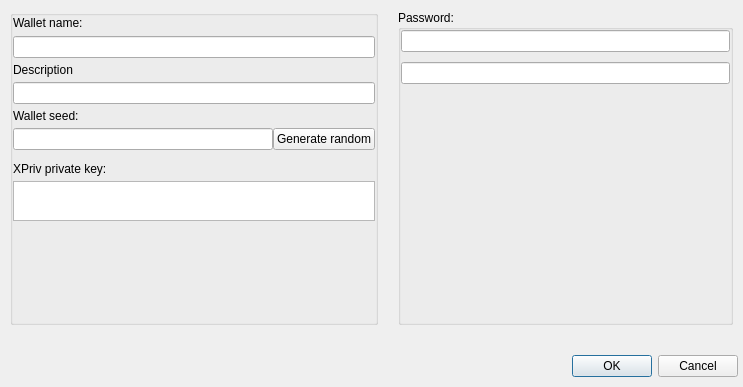
BlockSettle/terminal, file BlockSettleUILib/SeedDialog.ui: the form before one commit.
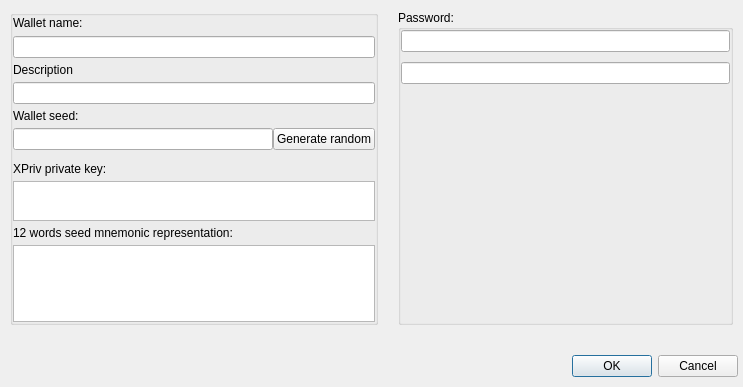
The form after the commit.

Diff of the .ui file:
```diff
--- a/BlockSettleUILib/SeedDialog.ui
+++ b/BlockSettleUILib/SeedDialog.ui
@@ -293,6 +293,25 @@
                 </property>
                </widget>
               </item>
+              <item>
+               <widget class="QLabel" name="label_3">
+                <property name="text">
+                 <string>12 words seed mnemonic representation:</string>
+                </property>
+               </widget>
+              </item>
+              <item>
+               <widget class="QTextEdit" name="textEdit12Words">
+                <property name="font">
+                 <font>
+                  <pointsize>17</pointsize>
+                 </font>
+                </property>
+                <property name="acceptRichText">
+                 <bool>false</bool>
+                </property>
+               </widget>
+              </item>
               <item>
                <spacer name="verticalSpacer">
                 <property name="orientation">
```
